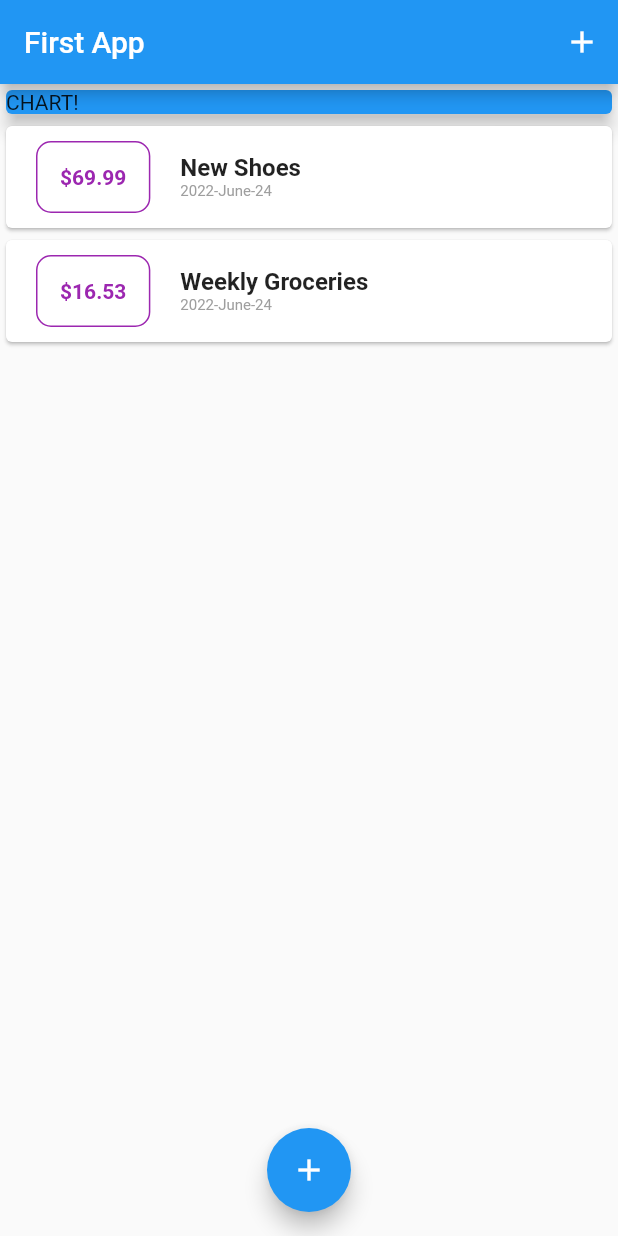
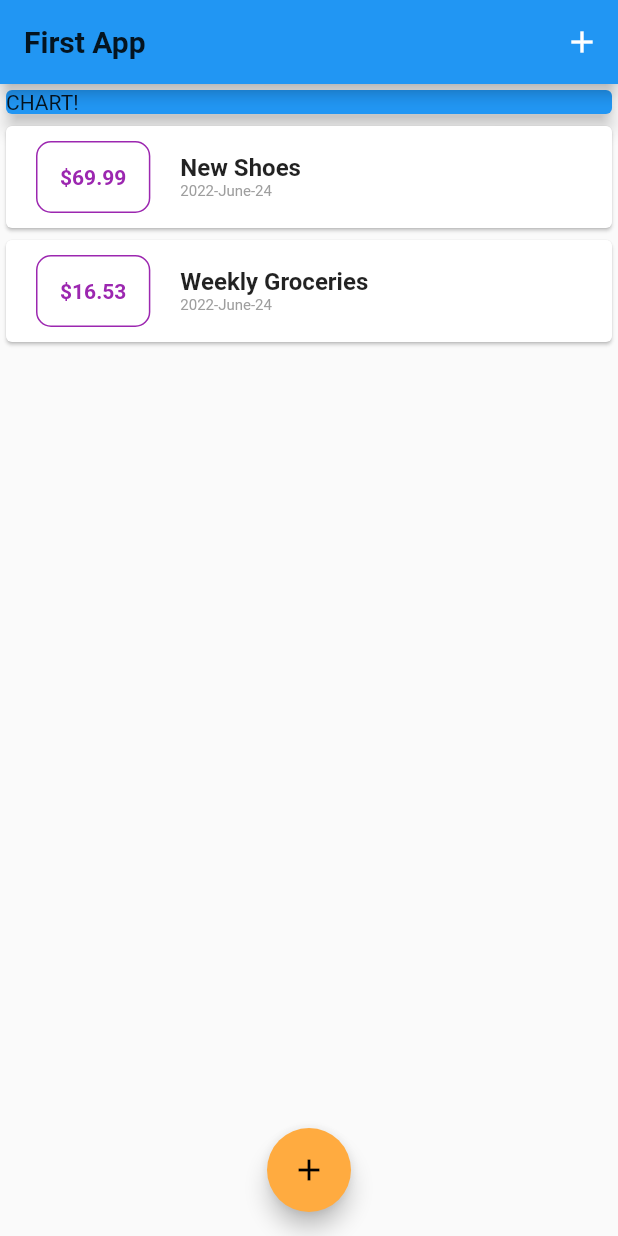
Before and after one commit to TIENTCHEUisrael/transaction, a Flutter app: the screen it shows after launch, on a phone screen of 412 x 824 dp. Run offline on Flutter 3.47's test engine with Material 2 defaults, Android fonts, the phone set to English and light mode, and no system bars; Roboto replaces fonts that are missing (Quicksand).

Commit message:
Add fonts and change the fontfamily of app

```diff
--- a/lib/main.dart
+++ b/lib/main.dart
@@ -10,6 +10,21 @@ class MyApp extends StatelessWidget {
   Widget build(BuildContext context) {
     return MaterialApp(
       title: 'Flutter App',
+      theme: ThemeData(
+        primarySwatch: Colors.blue,//Changer la couleur par defaut de l'application
+        accentColor: Colors.orangeAccent,//Changer la couleur secondaire
+        fontFamily: 'Quicksand',
+        //On veut changer l'aspect de l'APP bar
+        appBarTheme: AppBarTheme(
+          textTheme: ThemeData.light().textTheme.copyWith(
+            titleLarge:TextStyle(
+              fontFamily: 'OpenSans',
+              fontSize: 20,
+              fontWeight: FontWeight.bold,
+            ),
+          ),
+        ),
+      ),
       home: MyHomePage(),
     );
   }
@@ -68,7 +83,10 @@ class _MyHomePageState extends State<MyHomePage> {
   Widget build(BuildContext context) {
     return Scaffold(
       appBar: AppBar(
-        title: Text('First App'),
+        title: Text(
+          'First App',
+          style: ThemeData.light().textTheme.titleLarge,
+        ),
         actions: <Widget>[
           IconButton(
             icon: Icon(Icons.add),
```
